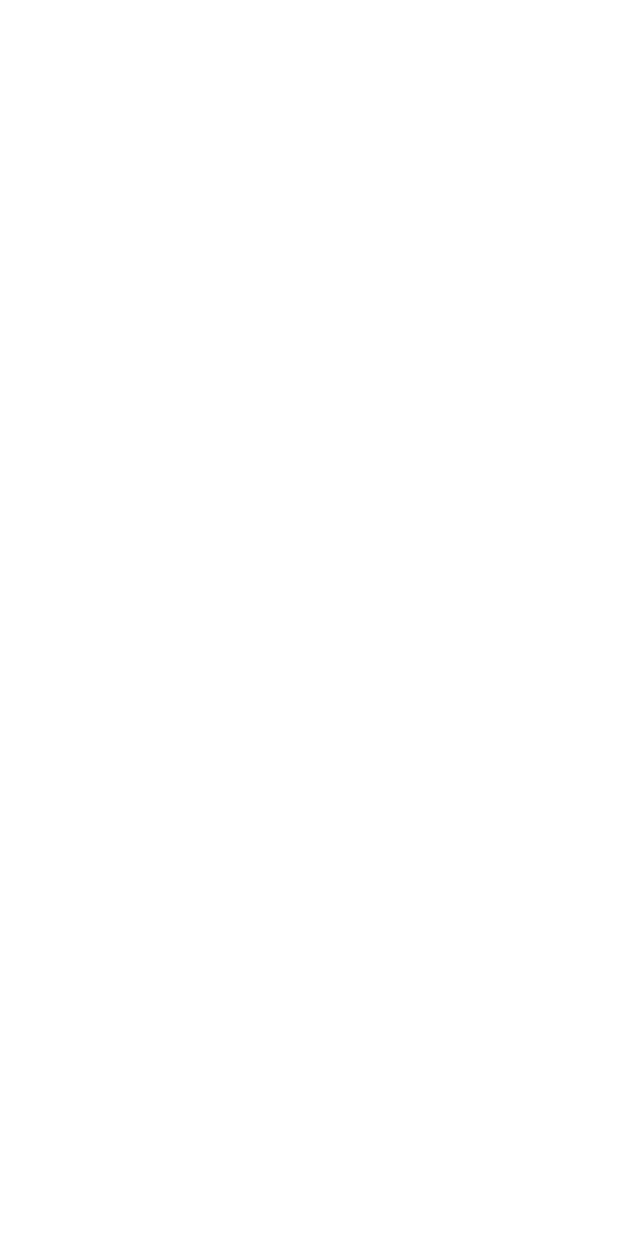
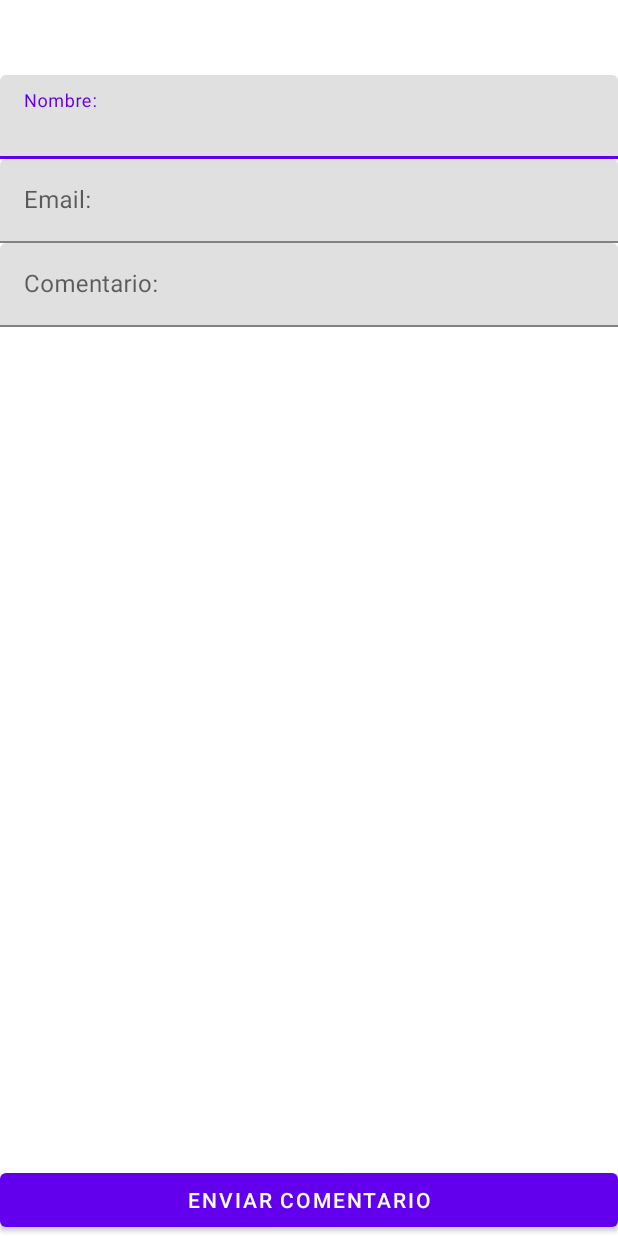
Before and after one commit to wlsr/Petagram, an Android app: the FormularioContacto screen opened directly, with no data from a screen before it, on a phone screen of 412 x 824 dp. Before the commit the screen is empty. Run offline under Robolectric (Android 15) with nearby library versions, the phone set to English and light mode, and no system bars.

Commit message:
Se añadio Activitys contacto y acerca de

```diff
--- a/app/src/main/res/layout/activity_about.xml
+++ b/app/src/main/res/layout/activity_about.xml
@@ -1,9 +1,20 @@
 <?xml version="1.0" encoding="utf-8"?>
-<androidx.constraintlayout.widget.ConstraintLayout xmlns:android="http://schemas.android.com/apk/res/android"
+<RelativeLayout xmlns:android="http://schemas.android.com/apk/res/android"
     xmlns:app="http://schemas.android.com/apk/res-auto"
     xmlns:tools="http://schemas.android.com/tools"
     android:layout_width="match_parent"
     android:layout_height="match_parent"
     tools:context=".About">
+    <LinearLayout
+        android:layout_width="match_parent"
+        android:layout_height="wrap_content"
+        android:orientation="vertical">
+        <ImageView
+            android:layout_width="150dp"
+            android:layout_height="150dp"
 
-</androidx.constraintlayout.widget.ConstraintLayout>
+            />
+
+    </LinearLayout>
+
+</RelativeLayout>
--- a/app/src/main/res/layout/activity_formulario_contacto.xml
+++ b/app/src/main/res/layout/activity_formulario_contacto.xml
@@ -1,9 +1,68 @@
 <?xml version="1.0" encoding="utf-8"?>
-<androidx.constraintlayout.widget.ConstraintLayout xmlns:android="http://schemas.android.com/apk/res/android"
+<LinearLayout xmlns:android="http://schemas.android.com/apk/res/android"
     xmlns:app="http://schemas.android.com/apk/res-auto"
     xmlns:tools="http://schemas.android.com/tools"
     android:layout_width="match_parent"
     android:layout_height="match_parent"
     tools:context=".FormularioContacto">
+    <LinearLayout
+        android:layout_width="match_parent"
+        android:layout_height="match_parent"
+        android:orientation="vertical"
+        android:layout_marginTop="50dp">
 
-</androidx.constraintlayout.widget.ConstraintLayout>
+        <com.google.android.material.textfield.TextInputLayout
+            android:id="@+id/tvNombreContacto"
+            android:layout_width="match_parent"
+            android:layout_height="wrap_content"
+            android:hint="@string/formulario_contacto_nom">
+
+            <com.google.android.material.textfield.TextInputEditText
+                android:id="@+id/editNombreContacto"
+                android:layout_width="match_parent"
+                android:layout_height="wrap_content"
+                android:inputType="text"/>
+
+        </com.google.android.material.textfield.TextInputLayout>
+        <com.google.android.material.textfield.TextInputLayout
+            android:id="@+id/tvEmailContacto"
+            android:layout_width="match_parent"
+            android:layout_height="wrap_content"
+            android:hint="@string/formulario_contacto_email">
+
+            <com.google.android.material.textfield.TextInputEditText
+                android:id="@+id/editEmailContacto"
+                android:layout_width="match_parent"
+                android:layout_height="wrap_content"
+                android:inputType="textEmailAddress"/>
+            <com.google.android.material.textfield.TextInputLayout
+                android:id="@+id/tvMsjContacto"
+                android:layout_width="match_parent"
+                android:layout_height="wrap_content"
+                android:hint="@string/formulario_contacto_com">
+
+                <com.google.android.material.textfield.TextInputEditText
+                    android:id="@+id/editMsjContacto"
+                    android:layout_width="match_parent"
+                    android:layout_height="wrap_content"
+                    android:inputType="textMultiLine"/>
+
+            </com.google.android.material.textfield.TextInputLayout>
+
+        </com.google.android.material.textfield.TextInputLayout>
+        <RelativeLayout
+            android:layout_width="match_parent"
+            android:layout_height="wrap_content">
+            <Button
+                android:id="@+id/enviarComentario"
+                android:layout_width="match_parent"
+                android:layout_height="wrap_content"
+                android:text="@string/btn_enviar_com"
+                android:layout_alignParentBottom="true"/>
+        </RelativeLayout>
+
+
+    </LinearLayout>
+
+
+</LinearLayout>
--- a/app/src/main/res/values/strings.xml
+++ b/app/src/main/res/values/strings.xml
@@ -4,5 +4,9 @@
     <string name="contador">5</string>
     <string name="menu_contact">Contacto</string>
     <string name="menu_about">Acerca de</string>
+    <string name="formulario_contacto_nom">Nombre:</string>
+    <string name="formulario_contacto_email">Email:</string>
+    <string name="formulario_contacto_com">Comentario:</string>
+    <string name="btn_enviar_com">Enviar Comentario</string>
 
 </resources>
```
